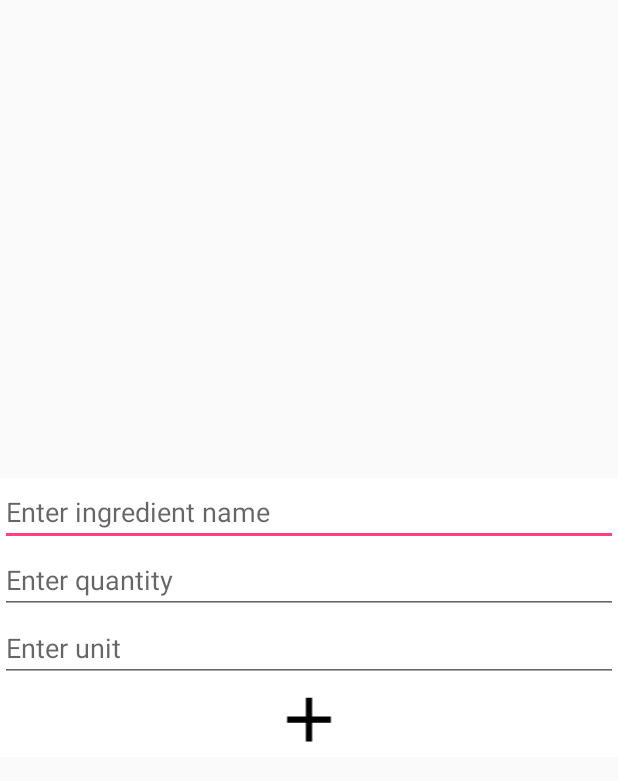
After one commit to tincheleky/wfd-app, an Android app: the layout layout_new_ingredient.xml on its own in the app's theme, with its tools: preview values and no code run, on a phone screen of 412 x 824 dp. The commit adds this screen. Shown: the top 781 px of the screen. Run offline under Robolectric (Android 15) with nearby library versions, the phone set to English and light mode, and no system bars.

Commit message:
New ingredient

```diff
--- a/app/src/main/res/layout/entry_new_ingredient.xml
+++ b/app/src/main/res/layout/entry_new_ingredient.xml
@@ -1,6 +1,5 @@
 <?xml version="1.0" encoding="utf-8"?>
 <LinearLayout xmlns:android="http://schemas.android.com/apk/res/android"
-    android:id="@+id/layout_new_ingredient"
     android:orientation="horizontal"
     android:paddingLeft="2dp"
     android:paddingRight="2dp"
--- a/app/src/main/res/layout/fragment_fragment_entry_detail.xml
+++ b/app/src/main/res/layout/fragment_fragment_entry_detail.xml
@@ -2,7 +2,7 @@
 <LinearLayout xmlns:android="http://schemas.android.com/apk/res/android"
     xmlns:tools="http://schemas.android.com/tools"
     xmlns:app="http://schemas.android.com/apk/res-auto"
-    android:id="@+id/activity_new_dish"
+    android:id="@+id/linearlayout_new_dish"
     android:layout_width="match_parent"
     android:layout_height="match_parent"
     tools:context="com.tin.whattoeat.NewDishActivity"
@@ -41,7 +41,7 @@
         android:layout_width="match_parent"
         android:layout_height="0dp"
         android:hint="What are you making?"
-        android:textSize="25dp"
+        android:textSize="20sp"
         android:gravity="left"
         android:layout_gravity="center"
         android:layout_weight="10"/>
@@ -54,6 +54,7 @@
         android:weightSum="100">
 
         <ImageView
+            android:id="@+id/btn_add_new_ingredient"
             android:layout_width="0dp"
             android:layout_height="wrap_content"
             android:layout_weight="20"
@@ -72,6 +73,7 @@
 
 
     <ImageView
+        android:id="@+id/popupNewIngredient"
         android:layout_width="match_parent"
         android:layout_height="0dp"
         android:layout_weight="7"
--- /dev/null
+++ b/app/src/main/res/layout/layout_new_ingredient.xml
@@ -0,0 +1,49 @@
+<?xml version="1.0" encoding="utf-8"?>
+<RelativeLayout xmlns:android="http://schemas.android.com/apk/res/android"
+    android:id="@+id/relativelayout_new_ingredient"
+    android:orientation="vertical"
+    android:layout_width="match_parent"
+    android:layout_height="match_parent"
+
+    >
+
+    <RelativeLayout
+        android:layout_width="wrap_content"
+        android:layout_height="wrap_content"
+        android:layout_centerVertical="true"
+        android:layout_centerHorizontal="true"
+        android:background="@android:color/white"
+        >
+
+        <EditText
+            android:id="@+id/new_ingredient_name"
+            android:layout_width="match_parent"
+            android:layout_height="wrap_content"
+            android:hint="Enter ingredient name"
+            />
+
+        <EditText
+            android:id="@+id/new_ingredient_quantity"
+            android:layout_width="match_parent"
+            android:layout_height="wrap_content"
+            android:layout_below="@+id/new_ingredient_name"
+            android:hint="Enter quantity"/>
+
+        <EditText
+            android:id="@+id/new_ingredient_unit"
+            android:layout_width="match_parent"
+            android:layout_height="wrap_content"
+            android:layout_below="@+id/new_ingredient_quantity"
+            android:hint="Enter unit"/>
+
+        <ImageView
+            android:id="@+id/postback"
+            android:layout_width="match_parent"
+            android:layout_height="50sp"
+            android:src="@drawable/ic_add_black_24dp"
+            android:layout_below="@id/new_ingredient_unit"
+            android:onClick="postBackResult"/>
+    </RelativeLayout>
+
+
+</RelativeLayout>
```
Also changed, not shown: app/src/main/java/com/tin/whattoeat/DataAdapter/IngredientDataAdapter.java (+9 -1 lines), app/src/main/java/com/tin/whattoeat/FragmentEntryDetail.java (+19 -2 lines), app/src/main/java/com/tin/whattoeat/NewIngredientPopupWindow.java (added, +59 -0 lines).
